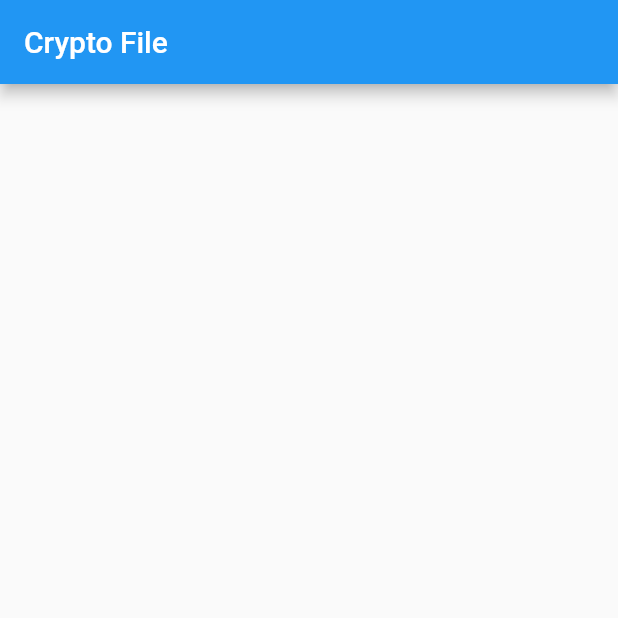
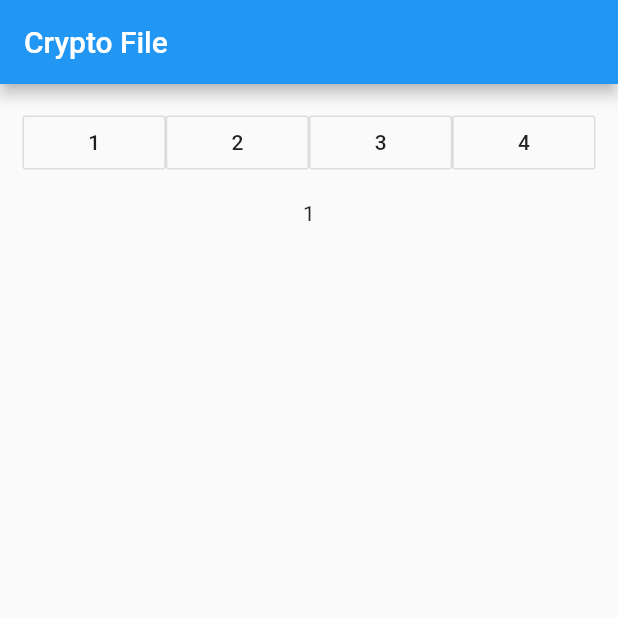
Before and after one commit to DevSanso/crypto_file_app, a Flutter app: the screen it shows after launch, on a phone screen of 412 x 824 dp, the top half of it. Run offline on Flutter 3.47's test engine with Material 2 defaults, Android fonts, the phone set to English and light mode, and no system bars; missing offline and left inert: loading_animations.

Commit message:
write simple router widget

```diff
--- a/lib/main.dart
+++ b/lib/main.dart
@@ -1,4 +1,7 @@
+import 'dart:async';
+
 import 'package:flutter/material.dart';
+import 'package:loading_animations/loading_animations.dart';
 
 void main() {
   runApp(MyApp());
@@ -50,7 +53,7 @@ class MyHomePage extends StatefulWidget {
 }
 
 class _MyHomePageState extends State<MyHomePage> {
-
+  StreamController<int> routerQueue = StreamController<int>();
 
   @override
   Widget build(BuildContext context) {
@@ -60,13 +63,84 @@ class _MyHomePageState extends State<MyHomePage> {
     // The Flutter framework has been optimized to make rerunning build methods
     // fast, so that you can just rebuild anything that needs updating rather
     // than having to individually change instances of widgets.
+    routerQueue.add(1);
     return Scaffold(
       appBar: AppBar(
         // Here we take the value from the MyHomePage object that was created by
         // the App.build method, and use it to set our appbar title.
         title: Text(widget.title),
       ),
-      body: null // This trailing comma makes auto-formatting nicer for build methods.
+      body: scaffoldBody() // This trailing comma makes auto-formatting nicer for build methods.
+    );
+  }
+
+
+  Widget scaffoldBody() {
+    return Column(
+      children: [
+        Container(
+          padding: EdgeInsets.all(15),
+          child: widgetRouter(),
+        ),
+        mainWidget()
+      ],
+    );
+  }
+
+  Widget widgetRouter() {
+
+    final genIndex = () {
+      var res = List<Widget>();
+
+      for(var i in [1,2,3,4]) {
+
+        res.add(
+          Expanded(
+            child: OutlineButton(
+              child:Text(i.toString()),
+              onPressed: (){routerQueue.add(i);}
+            )
+          )
+        );
+      }
+
+      return res;
+    };
+
+
+    return Row(
+      children: genIndex(),
+    );
+  }
+
+  Widget mainWidget() {
+    return StreamBuilder(
+      stream : this.routerQueue.stream,
+      builder: (context,AsyncSnapshot<int> snapshot) {
+        //first init time, snapshot is null,first stream add function 1, before wait loading widget
+        Widget view = LoadingRotating.square(
+          borderColor: Colors.blueGrey,
+          borderSize: 3,
+          size : 30,
+          duration: Duration(milliseconds: 500),
+        );
+
+        switch(snapshot.data) {
+          case 1:
+            view = Text(snapshot.data.toString());
+            break;
+          case 2:
+            view = Text(snapshot.data.toString());
+            break;
+          case 3:
+            view = Text(snapshot.data.toString());
+            break;
+          case 4:
+            view = Text(snapshot.data.toString());
+            break;
+        }
+        return view;
+      }
     );
   }
 }
```
